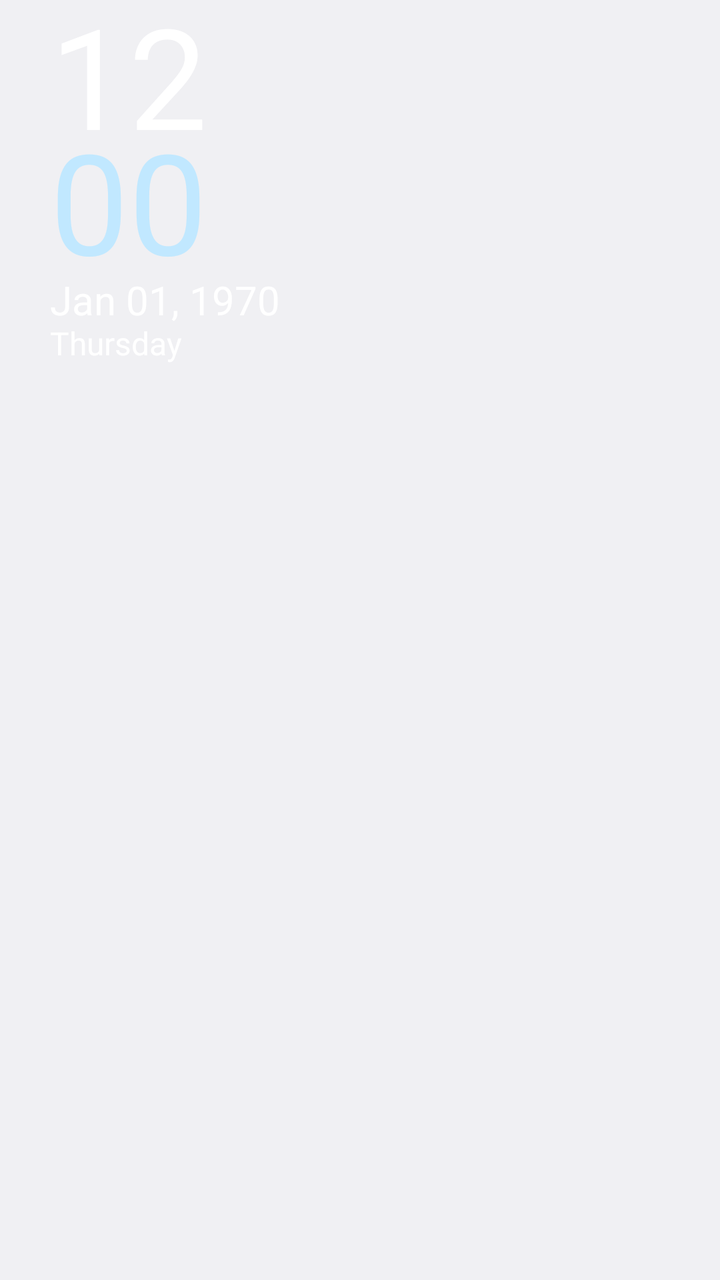
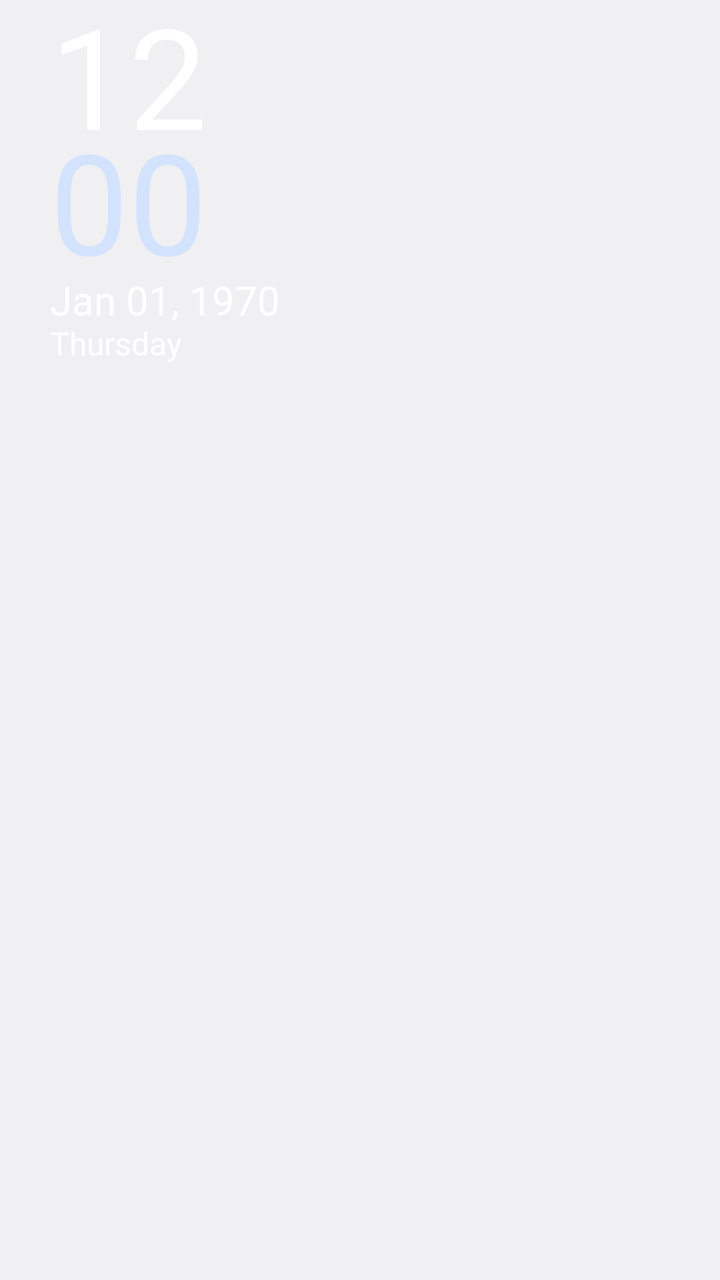

Compare the two renders of this Android layout. The source of the first and the diff that turns it into the second are given below.
<!-- AndroidManifest.xml: application theme android:Theme.DeviceDefault.Light.NoActionBar -->
<!-- res/layout/zclock_ls_4.xml -->
<?xml version="1.0" encoding="utf-8"?>
<LinearLayout xmlns:android="http://schemas.android.com/apk/res/android"
    android:layout_width="match_parent"
    android:layout_height="wrap_content"
    android:layout_gravity="start|top"
    android:gravity="start|top">

    <LinearLayout
        android:layout_width="wrap_content"
        android:layout_height="wrap_content"
        android:layout_gravity="start|top"
        android:gravity="start|top"
        android:layout_marginStart="25dp"
        android:orientation="vertical">

        <TextClock
            android:layout_width="wrap_content"
            android:layout_height="wrap_content"
            android:layout_gravity="center|start"
            android:layout_marginBottom="-10dp"
            android:format12Hour="hh"
            android:includeFontPadding="false"
            android:format24Hour="HH"
            android:gravity="center|start"
            android:singleLine="true"
            android:tag="text1|nolineheight"
            android:textColor="@android:color/white"
            android:textSize="70dp" />

        <TextClock
            android:layout_width="wrap_content"
            android:layout_height="wrap_content"
            android:layout_gravity="center|start"
            android:layout_marginTop="-10dp"
            android:includeFontPadding="false"
            android:format12Hour="mm"
            android:format24Hour="mm"
            android:gravity="center|start"
            android:singleLine="true"
            android:tag="accent1"
            android:textColor="@android:color/system_accent1_100"
            android:textSize="70dp" />

        <TextClock
            android:layout_marginTop="-6dp"
            android:layout_width="wrap_content"
            android:layout_height="wrap_content"
            android:layout_gravity="center|start"
            android:format12Hour="MMM dd, yyy"
            android:format24Hour="dd MMM, yyy"
            android:gravity="center|start"
            android:includeFontPadding="false"
            android:singleLine="true"
            android:tag="text1"
            android:textColor="@android:color/white"
            android:textSize="20dp" />

        <TextClock
            android:layout_width="wrap_content"
            android:layout_height="wrap_content"
            android:layout_gravity="center|start"
            android:format12Hour="EEEE"
            android:includeFontPadding="false"
            android:format24Hour="EEEE"
            android:gravity="center|start"
            android:singleLine="true"
            android:tag="text1"
            android:textColor="@android:color/white"
            android:textSize="16dp" />
    </LinearLayout>
</LinearLayout>
<!-- resources referenced by this layout -->
<resources>

</resources>

<!-- the commit's change to res/layout/zclock_ls_4.xml (unified diff, before → after) -->
@@ -38,7 +38,7 @@
             android:gravity="center|start"
             android:singleLine="true"
             android:tag="accent1"
-            android:textColor="@android:color/system_accent1_100"
+            android:textColor="@color/zc_accent1_100"
             android:textSize="70dp" />
 
         <TextClock
<!-- resource entries referenced after the edit -->
@@ -1,5 +1,5 @@
 <!-- resources referenced by this layout -->
 <resources>
-
+  <color name="zc_accent1_100">#FFD3E3FD</color>
 </resources>
 
